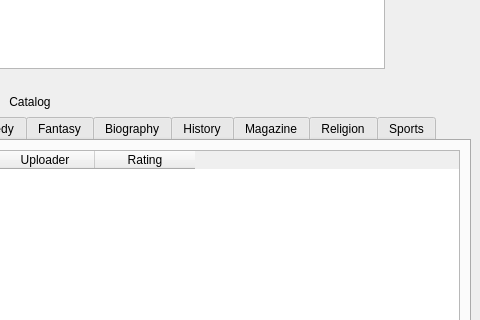
This is designer/Ui_MainWindowVisitor.ui in psuong/P2PBooks as Qt 5 draws it before an edit; both pictures show x 426 to 906 and y 255 to 575 of the 906 by 669 pixel window. The edited form follows.
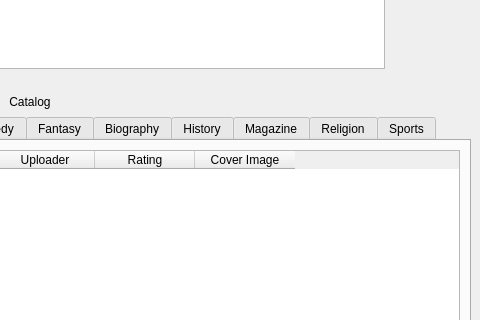
This is the edited form. The open tabs and pages were chosen to show the change.

Commit message: Refactored table widget loading data of visitor main window to use one function

Patch:
```diff
--- a/designer/Ui_MainWindowVisitor.ui
+++ b/designer/Ui_MainWindowVisitor.ui
@@ -290,6 +290,11 @@
             <string>Rating</string>
            </property>
           </column>
+          <column>
+           <property name="text">
+            <string>Cover Image</string>
+           </property>
+          </column>
          </widget>
         </item>
         <item row="1" column="0">
```
Left out of the diff: 52 changed lines with no effect on the pictures. The commit also changes 3 other files.
